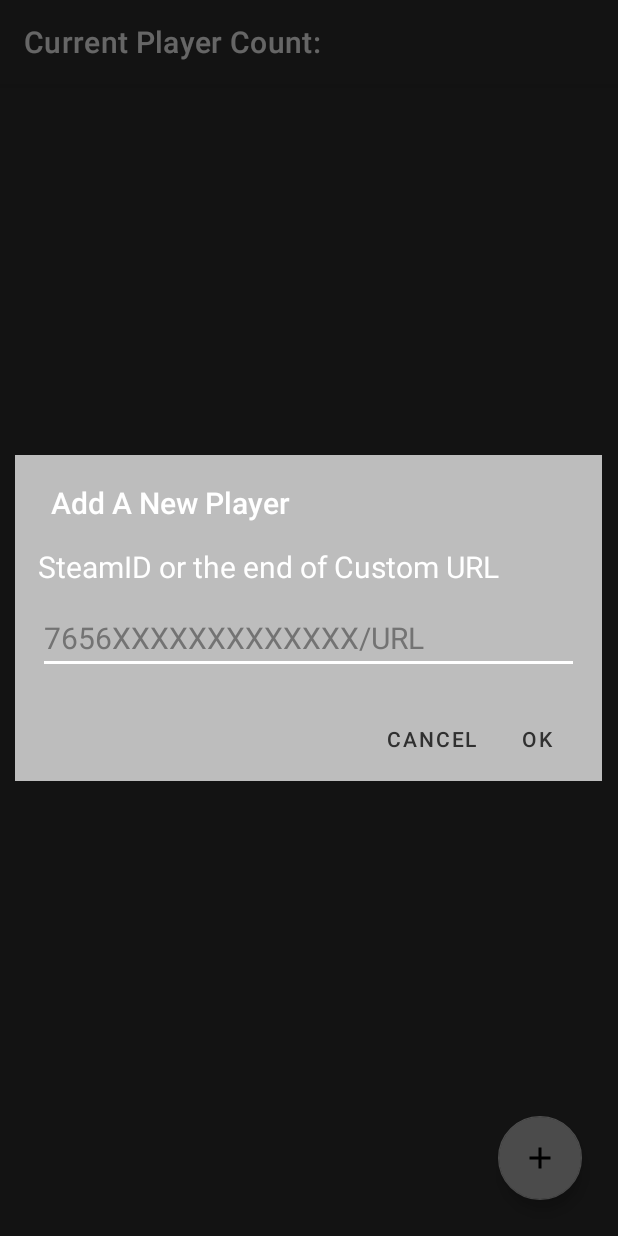
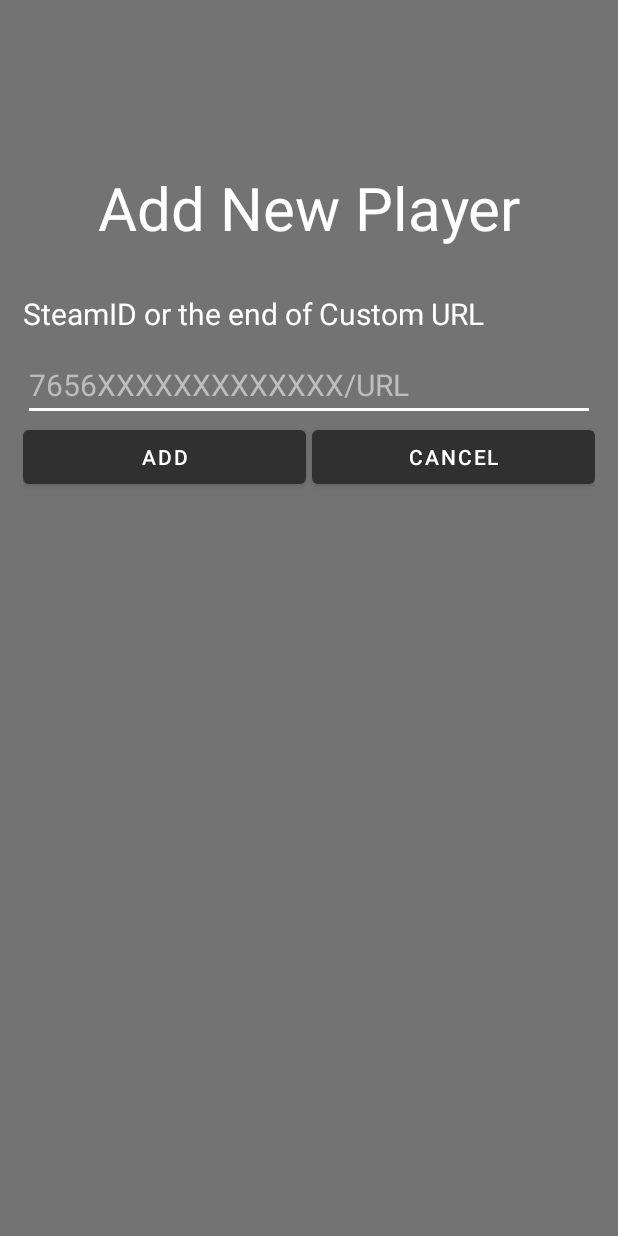
Before and after one commit to Bocko/CsStats, an Android app: the screen it shows after launch (MenuActivity before the commit, AddPlayerActivity after it), after a tap on an icon or button, on a phone screen of 412 x 824 dp. Run offline under Robolectric (Android 15) with nearby library versions, the phone set to English and light mode, and no system bars; pictures from the network do not load; 2 statements that could not run were skipped.

Commit message:
deleted add player dialog and added add player activity for its place

```diff
--- a/app/src/main/AndroidManifest.xml
+++ b/app/src/main/AndroidManifest.xml
@@ -11,7 +11,8 @@
         android:roundIcon="@mipmap/statsdone"
         android:supportsRtl="true"
         android:theme="@style/Theme.Stats">
-        <activity android:name=".detail.DetailActivity"/>
+        <activity android:name=".menu.AddPlayerActivity" />
+        <activity android:name=".detail.DetailActivity" />
         <activity android:name=".menu.MenuActivity">
             <intent-filter>
                 <action android:name="android.intent.action.MAIN" />
--- a/app/src/main/java/hu/bme/aut/android/stats/detail/DetailActivity.kt
+++ b/app/src/main/java/hu/bme/aut/android/stats/detail/DetailActivity.kt
@@ -86,8 +86,6 @@
         }
         return super.onOptionsItemSelected(item)
     }
-
-
 
     override fun getProfileData(): ProfileData? = profileData
     override fun getStatsData(): PlayerStatsData? = statsData
--- /dev/null
+++ b/app/src/main/java/hu/bme/aut/android/stats/menu/AddPlayerActivity.kt
@@ -0,0 +1,35 @@
+package hu.bme.aut.android.stats.menu
+
+import android.content.Intent
+import androidx.appcompat.app.AppCompatActivity
+import android.os.Bundle
+import android.util.Log
+import hu.bme.aut.android.stats.databinding.ActivityAddPlayerBinding
+
+class AddPlayerActivity : AppCompatActivity() {
+
+    lateinit var binding: ActivityAddPlayerBinding
+
+    companion object {
+        private const val TAG = "DetailsActivity"
+        const val PLAYER_NAME = "player_name"
+    }
+
+    override fun onCreate(savedInstanceState: Bundle?) {
+        super.onCreate(savedInstanceState)
+        binding = ActivityAddPlayerBinding.inflate(layoutInflater)
+        setContentView(binding.root)
+
+        binding.btnAdd.setOnClickListener {
+            val id = Intent()
+            id.putExtra("player",binding.etnewPlayer.text.toString())
+            this.setResult(1,id)
+            this.finish()
+        }
+        binding.btnCancel.setOnClickListener {
+            this.finish()
+        }
+    }
+
+
+}
--- a/app/src/main/java/hu/bme/aut/android/stats/menu/MenuActivity.kt
+++ b/app/src/main/java/hu/bme/aut/android/stats/menu/MenuActivity.kt
@@ -9,9 +9,7 @@
 import androidx.recyclerview.widget.LinearLayoutManager
 import hu.bme.aut.android.stats.databinding.ActivityMenuBinding
 import hu.bme.aut.android.stats.detail.DetailActivity
-import hu.bme.aut.android.stats.detail.fragment.adapter.FriendAdapter
 import hu.bme.aut.android.stats.menu.adapter.MenuAdapter
-import hu.bme.aut.android.stats.menu.fragment.AddPlayerDialogFragment
 import hu.bme.aut.android.stats.model.playercount.CountData
 import hu.bme.aut.android.stats.network.NetworkManager
 import kotlinx.coroutines.CoroutineScope
@@ -22,7 +20,7 @@
 import retrofit2.Response
 import kotlin.coroutines.CoroutineContext
 
-class MenuActivity : AppCompatActivity(), MenuAdapter.OnPlayerSelectedListener, AddPlayerDialogFragment.AddPlayerDialogListener , CoroutineScope{
+class MenuActivity : AppCompatActivity(), MenuAdapter.OnPlayerSelectedListener, CoroutineScope{
 
     override val coroutineContext: CoroutineContext
         get() = Dispatchers.Main
@@ -45,6 +43,7 @@
 
     override fun onActivityResult(requestCode: Int, resultCode: Int, data: Intent?){
         super.onActivityResult(requestCode, resultCode, data)
+        Log.d("menu", resultCode.toString())
         if (resultCode == 1) {
             launch {
                 val player = data?.getStringExtra("player")
@@ -55,8 +54,9 @@
 
     private fun initFab() {
         binding.fab.setOnClickListener{
-            var addplayer = AddPlayerDialogFragment()
-            addplayer.show(supportFragmentManager, AddPlayerDialogFragment::class.java.simpleName)
+            val showAddPlayIntent = Intent()
+            showAddPlayIntent.setClass(this@MenuActivity, AddPlayerActivity::class.java)
+            startActivityForResult(showAddPlayIntent,1)
         }
     }
 
@@ -77,10 +77,6 @@
 
     override fun onPlayerDeleted(position: Int) {
         adapter.removePlayer(position)
-    }
-
-    override fun onPlayerAdded(idOrUrl: String) {
-        adapter.addPlayer(idOrUrl,this@MenuActivity)
     }
 
     private fun loadPlayerCountData(){
--- a/app/src/main/java/hu/bme/aut/android/stats/menu/fragment/AddPlayerDialogFragment.kt
+++ /dev/null
@@ -1,54 +0,0 @@
-package hu.bme.aut.android.stats.menu.fragment
-
-import android.app.Dialog
-import android.content.Context
-import android.graphics.Color
-import android.graphics.drawable.ColorDrawable
-import android.os.Bundle
-import android.view.LayoutInflater
-import android.widget.Button
-import androidx.appcompat.app.AlertDialog
-import androidx.appcompat.app.AppCompatDialogFragment
-import hu.bme.aut.android.stats.R
-import hu.bme.aut.android.stats.databinding.DialogNewPlayerBinding
-
-class AddPlayerDialogFragment: AppCompatDialogFragment() {
-
-    private var _binding: DialogNewPlayerBinding? = null
-    private val binding get() = _binding!!
-
-    private lateinit var listener: AddPlayerDialogListener
-
-    override fun onAttach(context: Context) {
-        super.onAttach(context)
-        try {
-            listener = if (targetFragment != null) {
-                targetFragment as AddPlayerDialogListener
-            } else {
-                activity as AddPlayerDialogListener
-            }
-        } catch (e: ClassCastException) {
-            throw RuntimeException(e)
-        }
-    }
-
-    override fun onCreateDialog(savedInstanceState: Bundle?): Dialog {
-        _binding = DialogNewPlayerBinding.inflate(LayoutInflater.from(context))
-        var alert = AlertDialog.Builder(requireContext())
-                .setTitle(R.string.new_player)
-                .setView(binding.root)
-                .setPositiveButton(R.string.ok) { _, _ ->
-                    listener.onPlayerAdded(binding.newPlayerDialogEditText.text.toString())
-                }
-                .setNegativeButton(R.string.cancel, null)
-                .create()
-
-        alert.window?.setBackgroundDrawable(ColorDrawable(resources.getColor(R.color.lightgray)))
-        return alert
-    }
-
-    interface AddPlayerDialogListener{
-        fun onPlayerAdded(idOrUrl: String)
-    }
-
-}
--- /dev/null
+++ b/app/src/main/res/layout/activity_add_player.xml
@@ -0,0 +1,72 @@
+<?xml version="1.0" encoding="utf-8"?>
+<LinearLayout xmlns:android="http://schemas.android.com/apk/res/android"
+    android:layout_width="match_parent"
+    android:layout_height="match_parent"
+    android:orientation="vertical"
+    android:padding="15dp"
+    android:background="@color/middlegray"
+    android:gravity="center_vertical"
+    android:weightSum="3">
+
+    <LinearLayout
+        android:layout_width="match_parent"
+        android:layout_height="wrap_content"
+        android:orientation="vertical">
+
+        <TextView
+            android:layout_width="match_parent"
+            android:layout_height="wrap_content"
+            android:text="@string/add_new_player"
+            android:textSize="40sp"
+            android:layout_marginBottom="30dp"
+            android:gravity="center"/>
+
+        <TextView
+            android:layout_width="match_parent"
+            android:layout_height="wrap_content"
+            android:text="@string/newPlayerText"
+            android:textSize="20sp"
+            android:layout_marginBottom="10dp"/>
+
+        <EditText
+            android:id="@+id/etnewPlayer"
+            android:layout_width="match_parent"
+            android:layout_height="wrap_content"
+            android:inputType="text"
+            android:textColorHint="@color/lightgray"
+            android:backgroundTint="@color/white"
+            android:textColor="@color/white"
+            android:autofillHints="steamid"
+            android:textSize="20sp"
+            android:hint="@string/steamid_url"/>
+
+        <LinearLayout
+            android:layout_width="match_parent"
+            android:layout_height="wrap_content"
+            android:weightSum="2">
+
+            <Button
+                android:id="@+id/btnAdd"
+                android:layout_width="match_parent"
+                android:layout_height="wrap_content"
+                android:layout_weight="1"
+                android:text="@string/add"
+                android:layout_marginEnd="2dp"/>
+
+            <Button
+                android:id="@+id/btnCancel"
+                android:layout_width="match_parent"
+                android:layout_height="wrap_content"
+                android:layout_weight="1"
+                android:text="@string/cancel"
+                android:layout_marginStart="2dp"/>
+
+        </LinearLayout>
+    </LinearLayout>
+
+    <TextView
+        android:layout_width="wrap_content"
+        android:layout_height="0dp"
+        android:layout_weight="2"/>
+
+</LinearLayout>
--- a/app/src/main/res/layout/dialog_new_player.xml
+++ /dev/null
@@ -1,28 +0,0 @@
-<?xml version="1.0" encoding="utf-8"?>
-<LinearLayout xmlns:android="http://schemas.android.com/apk/res/android"
-    android:layout_width="match_parent"
-    android:layout_height="match_parent"
-    android:orientation="vertical"
-    android:padding="15dp"
-    android:background="@color/lightgray">
-
-    <TextView
-        android:layout_width="match_parent"
-        android:layout_height="wrap_content"
-        android:text="@string/newPlayerText"
-        android:textSize="20sp"
-        android:layout_marginBottom="10dp"/>
-
-    <EditText
-        android:id="@+id/newPlayerDialogEditText"
-        android:layout_width="match_parent"
-        android:layout_height="wrap_content"
-        android:inputType="text"
-        android:textColorHint="@color/middlegray"
-        android:backgroundTint="@color/white"
-        android:textColor="@color/white"
-        android:autofillHints="steamid"
-        android:textSize="20sp"
-        android:hint="@string/steamid_url"/>
-
-</LinearLayout>
--- a/app/src/main/res/layout/fragment_detail_chart.xml
+++ b/app/src/main/res/layout/fragment_detail_chart.xml
@@ -4,8 +4,7 @@
     android:layout_width="match_parent"
     android:layout_height="match_parent"
     android:orientation="vertical"
-    android:background="@color/darkgrey"
-    android:padding="10dp">
+    android:background="@color/darkgrey">
 
     <TextView
         android:id="@+id/tvInfo"
@@ -20,7 +19,8 @@
         android:id="@+id/svCharts"
         android:layout_width="match_parent"
         android:layout_height="match_parent"
-        android:background="@color/darkgrey">
+        android:background="@color/darkgrey"
+        android:padding="10dp">
 
         <LinearLayout
             android:layout_width="match_parent"
--- a/app/src/main/res/values/strings.xml
+++ b/app/src/main/res/values/strings.xml
@@ -58,4 +58,6 @@
     <string name="inferno">Inferno:</string>
     <string name="nuke">Nuke:</string>
     <string name="train">Train:</string>
+    <string name="add_new_player">Add New Player</string>
+    <string name="add">Add</string>
 </resources>
```
